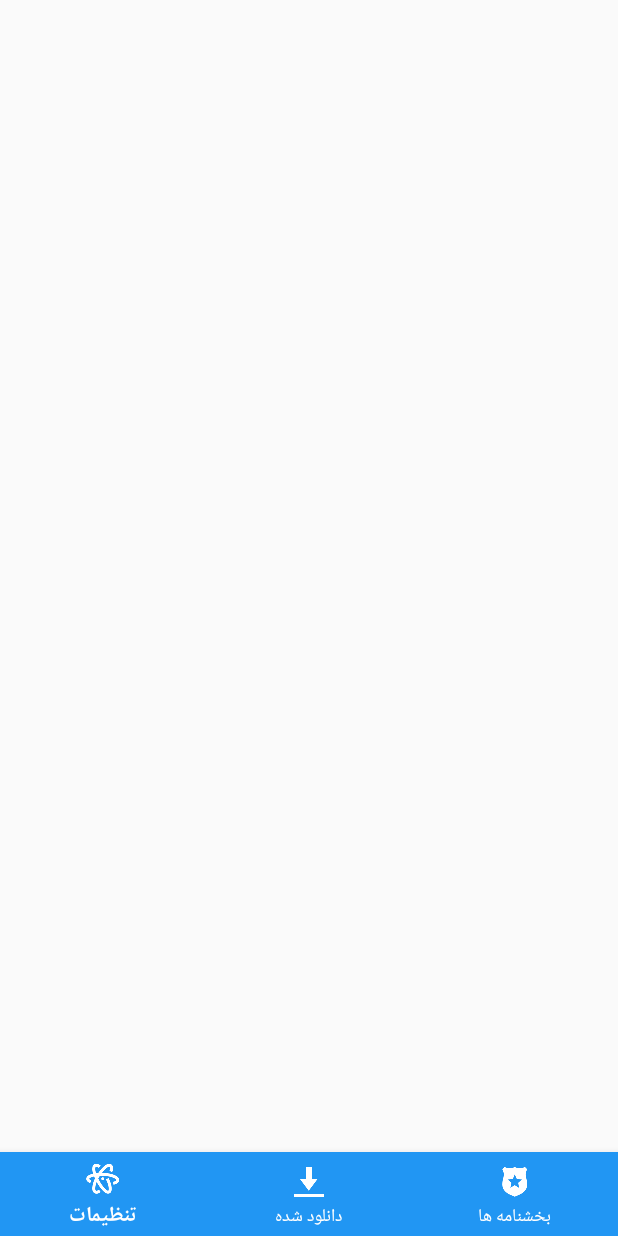
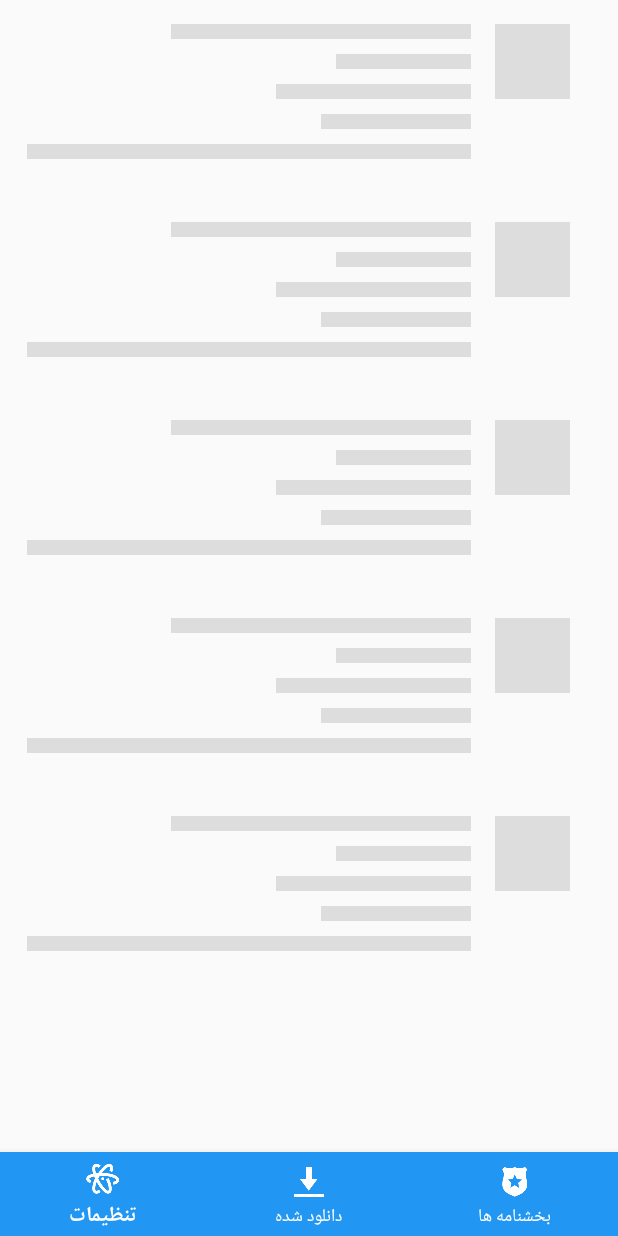
Before and after one commit to esafb52/Circulars-Version4, an Android app: the layout activity_circular.xml on its own in the app's theme, with its tools: preview values and no code run, on a phone screen of 412 x 824 dp. Run offline under Robolectric (Android 15) with nearby library versions, the phone set to English and light mode, and no system bars.

Commit message:
Removed unused lib Added Facebook Shimmer Effect

```diff
--- a/app/build.gradle
+++ b/app/build.gradle
@@ -42,8 +42,10 @@ dependencies {
     implementation 'com.github.bumptech.glide:glide:4.6.1'
     implementation 'io.github.inflationx:calligraphy3:3.0.0'
     implementation 'io.github.inflationx:viewpump:1.0.0'
+
     implementation 'com.afollestad.material-dialogs:core:0.9.6.0'
     implementation 'com.afollestad.material-dialogs:commons:0.9.6.0'
+
     implementation 'org.jsoup:jsoup:1.11.3'
     implementation 'com.android.support.constraint:constraint-layout:1.1.2'
     testImplementation 'junit:junit:4.12'
@@ -51,11 +53,11 @@ dependencies {
     androidTestImplementation 'com.android.support.test.espresso:espresso-core:3.0.2'
     implementation files('libs/zip4j_1.3.2.jar')
     implementation 'co.ronash.android:pushe-base:1.4.0'
-    implementation 'com.github.medyo:android-about-page:1.2.4'
-    def appCenterSdkVersion = '1.6.1'
+    def appCenterSdkVersion = '1.8.0'
     implementation "com.microsoft.appcenter:appcenter-analytics:${appCenterSdkVersion}"
     implementation "com.microsoft.appcenter:appcenter-crashes:${appCenterSdkVersion}"
     implementation files('libs/commons-io-2.5.jar')
-    compile 'com.mindorks.android:prdownloader:0.4.0'
-    compile 'com.github.barteksc:android-pdf-viewer:3.1.0-beta.1'
+    implementation 'com.mindorks.android:prdownloader:0.4.0'
+    implementation 'com.github.barteksc:android-pdf-viewer:3.1.0-beta.1'
+    implementation 'com.facebook.shimmer:shimmer:0.1.0@aar'
 }
--- a/app/src/main/java/ir/mahdi/circulars/CircularActivity.java
+++ b/app/src/main/java/ir/mahdi/circulars/CircularActivity.java
@@ -39,6 +39,7 @@ import com.downloader.OnDownloadListener;
 import com.downloader.OnProgressListener;
 import com.downloader.PRDownloader;
 import com.downloader.Progress;
+import com.facebook.shimmer.ShimmerFrameLayout;
 import com.microsoft.appcenter.AppCenter;
 import com.microsoft.appcenter.analytics.Analytics;
 import com.microsoft.appcenter.crashes.Crashes;
@@ -98,6 +99,7 @@ public class CircularActivity extends AppCompatActivity implements SwipeRefreshL
     String ArchivePath;
     String ArchiveFolderName;
     RecyclerView.LayoutManager mLayoutManager;
+    ShimmerFrameLayout shimmerContainer;
     TextView txtNonItem;
 
     public static boolean createDirIfNotExists(String path) {
@@ -129,6 +131,7 @@ public class CircularActivity extends AppCompatActivity implements SwipeRefreshL
 
         recyclerView = findViewById(R.id.recycler_view);
 
+        shimmerContainer = (ShimmerFrameLayout) findViewById(R.id.shimmer_view_container);
 
         swipeRefreshLayout = findViewById(R.id.swipe_refresh_layout);
         swipeRefreshLayout.setOnRefreshListener(this);
@@ -146,7 +149,7 @@ public class CircularActivity extends AppCompatActivity implements SwipeRefreshL
         if (Prefs.getLUANCH(getApplicationContext()) == 0) {
             chooseServer();
         } else {
-            swipeRefreshLayout.setRefreshing(true);
+            showShimmerEffect(true);
             new JsoupListView().execute();
         }
         actionModeCallback = new ActionModeCallback();
@@ -330,6 +333,17 @@ public class CircularActivity extends AppCompatActivity implements SwipeRefreshL
 
     }
 
+    private void showShimmerEffect(boolean isTrue){
+        if (isTrue){
+            shimmerContainer.setVisibility(View.VISIBLE);
+            swipeRefreshLayout.setRefreshing(false);
+            shimmerContainer.startShimmerAnimation();
+        }else {
+            shimmerContainer.setVisibility(View.GONE);
+            swipeRefreshLayout.setRefreshing(false);
+            shimmerContainer.stopShimmerAnimation();
+        }
+    }
     //-1 short
     //0 long
     private void snackbarShow(String message, int length) {
@@ -398,7 +412,7 @@ public class CircularActivity extends AppCompatActivity implements SwipeRefreshL
                         Prefs.setSERVER(getApplicationContext(), which);
                         getToolbarTitle();
                         new JsoupListView().execute();
-                        swipeRefreshLayout.setRefreshing(true);
+                        showShimmerEffect(true);
                         Prefs.setLUANCH(getApplicationContext(), 1);
                         return false;
                     }
@@ -470,6 +484,7 @@ public class CircularActivity extends AppCompatActivity implements SwipeRefreshL
         clear();
         messages.clear();
         getToolbarTitle();
+        showShimmerEffect(true);
         new JsoupListView().execute();
     }
 
@@ -767,7 +782,7 @@ public class CircularActivity extends AppCompatActivity implements SwipeRefreshL
         public boolean onCreateActionMode(ActionMode mode, Menu menu) {
             mode.getMenuInflater().inflate(R.menu.menu_action_mode, menu);
 
-            swipeRefreshLayout.setEnabled(false);
+            showShimmerEffect(false);
             return true;
         }
 
@@ -792,7 +807,7 @@ public class CircularActivity extends AppCompatActivity implements SwipeRefreshL
         @Override
         public void onDestroyActionMode(ActionMode mode) {
             mAdapter.clearSelections();
-            swipeRefreshLayout.setEnabled(true);
+            showShimmerEffect(false);
             swipeRefreshLayout.setColorSchemeColors(getRandomMaterialColor("400"));
             actionMode = null;
             recyclerView.post(new Runnable() {
@@ -880,7 +895,7 @@ public class CircularActivity extends AppCompatActivity implements SwipeRefreshL
                     txtNonItem.setVisibility(View.INVISIBLE);
 
                 mAdapter.notifyDataSetChanged();
-                swipeRefreshLayout.setRefreshing(false);
+                showShimmerEffect(false);
 
             } catch (Exception e) {
 
--- a/app/src/main/res/layout/content_main.xml
+++ b/app/src/main/res/layout/content_main.xml
@@ -2,13 +2,36 @@
 <android.support.constraint.ConstraintLayout xmlns:android="http://schemas.android.com/apk/res/android"
     xmlns:app="http://schemas.android.com/apk/res-auto"
     xmlns:tools="http://schemas.android.com/tools"
+    xmlns:shimmer="http://schemas.android.com/apk/res-auto"
     android:layoutDirection="ltr"
     android:layout_width="match_parent"
     android:layout_height="match_parent"
     app:layout_behavior="@string/appbar_scrolling_view_behavior"
     tools:mContext="ir.mahdi.circulars.activity.MainActivity"
     tools:showIn="@layout/activity_main">
+    <com.facebook.shimmer.ShimmerFrameLayout
+        android:id="@+id/shimmer_view_container"
+        android:layout_width="wrap_content"
+        android:layout_height="wrap_content"
+        android:layout_gravity="center"
+        android:orientation="vertical"
+        shimmer:duration="800">
 
+        <!-- Adding 5 rows of placeholders -->
+        <LinearLayout
+            android:layout_width="match_parent"
+            android:layout_height="wrap_content"
+            android:scrollbars="vertical"
+            android:orientation="vertical">
+
+            <include layout="@layout/recipe_placeholder_item" />
+            <include layout="@layout/recipe_placeholder_item" />
+            <include layout="@layout/recipe_placeholder_item" />
+            <include layout="@layout/recipe_placeholder_item" />
+            <include layout="@layout/recipe_placeholder_item" />
+        </LinearLayout>
+
+    </com.facebook.shimmer.ShimmerFrameLayout>
     <android.support.v4.widget.SwipeRefreshLayout
         android:id="@+id/swipe_refresh_layout"
         android:layout_width="0dp"
--- /dev/null
+++ b/app/src/main/res/layout/recipe_placeholder_item.xml
@@ -0,0 +1,81 @@
+<?xml version="1.0" encoding="utf-8"?>
+<RelativeLayout xmlns:android="http://schemas.android.com/apk/res/android"
+    android:layout_width="match_parent"
+    android:layout_height="wrap_content"
+    android:padding="@dimen/activity_padding">
+    <RelativeLayout
+        android:id="@+id/icon_container"
+        android:layout_width="wrap_content"
+        android:layout_height="wrap_content"
+        android:layout_alignParentEnd="true"
+        android:layout_alignParentRight="true"
+        android:layout_alignParentTop="true"
+        android:orientation="vertical">
+
+        <RelativeLayout
+            android:id="@+id/icon_back"
+            android:layout_width="wrap_content"
+            android:layout_height="wrap_content"
+            android:fillAfter="false"
+            android:fillEnabled="false">
+            <View
+                android:id="@+id/thumbnail"
+                android:layout_width="@dimen/placeholder_image"
+                android:layout_height="@dimen/placeholder_image"
+                android:layout_marginRight="@dimen/activity_padding"
+                android:background="@color/placeholder_bg" />
+        </RelativeLayout>
+    </RelativeLayout>
+    <LinearLayout
+        android:id="@+id/message_container"
+        android:layout_width="wrap_content"
+        android:layout_height="wrap_content"
+        android:layout_alignParentLeft="true"
+        android:layout_alignParentStart="true"
+        android:layout_alignParentTop="true"
+        android:layout_toLeftOf="@+id/icon_container"
+        android:clickable="true"
+        android:orientation="vertical"
+        android:paddingLeft="2dp"
+        android:paddingRight="@dimen/padding_list_row">
+
+
+        <View
+            android:id="@+id/from"
+            android:layout_gravity="right"
+            android:layout_width="200dp"
+            android:layout_height="10dp"
+            android:layout_marginBottom="10dp"
+            android:background="@color/placeholder_bg" />
+
+        <View
+            android:id="@+id/txt_primary"
+            android:layout_gravity="right"
+            android:layout_width="90dp"
+            android:layout_height="10dp"
+            android:layout_marginBottom="10dp"
+            android:background="@color/placeholder_bg" />
+        <View
+            android:id="@+id/txt_secondary"
+            android:layout_gravity="right"
+            android:layout_width="130dp"
+            android:layout_height="10dp"
+            android:layout_marginBottom="10dp"
+            android:background="@color/placeholder_bg" />
+        <View
+            android:id="@+id/timestamp"
+            android:layout_gravity="right"
+            android:layout_width="100dp"
+            android:layout_height="10dp"
+            android:layout_marginBottom="10dp"
+            android:background="@color/placeholder_bg" />
+        <View
+            android:id="@+id/progressBar"
+            android:layout_gravity="bottom"
+            android:layout_width="match_parent"
+            android:layout_height="10dp"
+            android:layout_marginBottom="10dp"
+            android:layout_below="@id/timestamp"
+            android:background="@color/placeholder_bg" />
+    </LinearLayout>
+</RelativeLayout>
--- a/app/src/main/res/values/colors.xml
+++ b/app/src/main/res/values/colors.xml
@@ -13,4 +13,5 @@
     <color name="row_activated">#e0e0e0</color>
     <color name="bg_action_mode">#757575</color>
     <color name="bg_circle_default">#666666</color>
+    <color name="placeholder_bg">#dddddd</color>
 </resources>
--- a/app/src/main/res/values/dimens.xml
+++ b/app/src/main/res/values/dimens.xml
@@ -13,4 +13,8 @@
     <dimen name="msg_text_secondary">14sp</dimen>
     <dimen name="timestamp">12dp</dimen>
     <dimen name="icon_star">25dp</dimen>
+
+    <dimen name="activity_padding">16dp</dimen>
+    <dimen name="placeholder_image">50dp</dimen>
+    <dimen name="placeholder_text_height">8dp</dimen>
 </resources>
```
